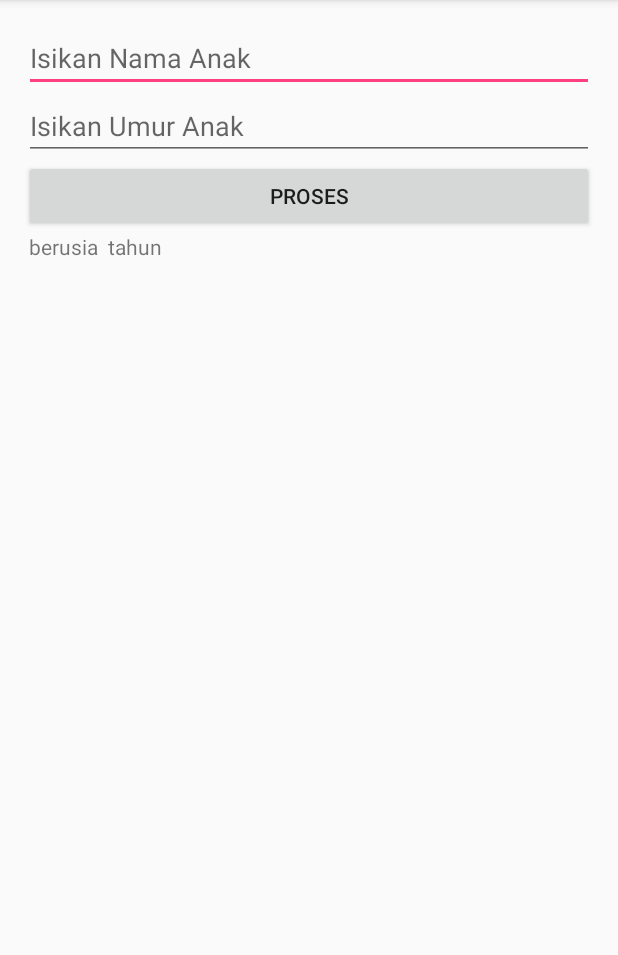
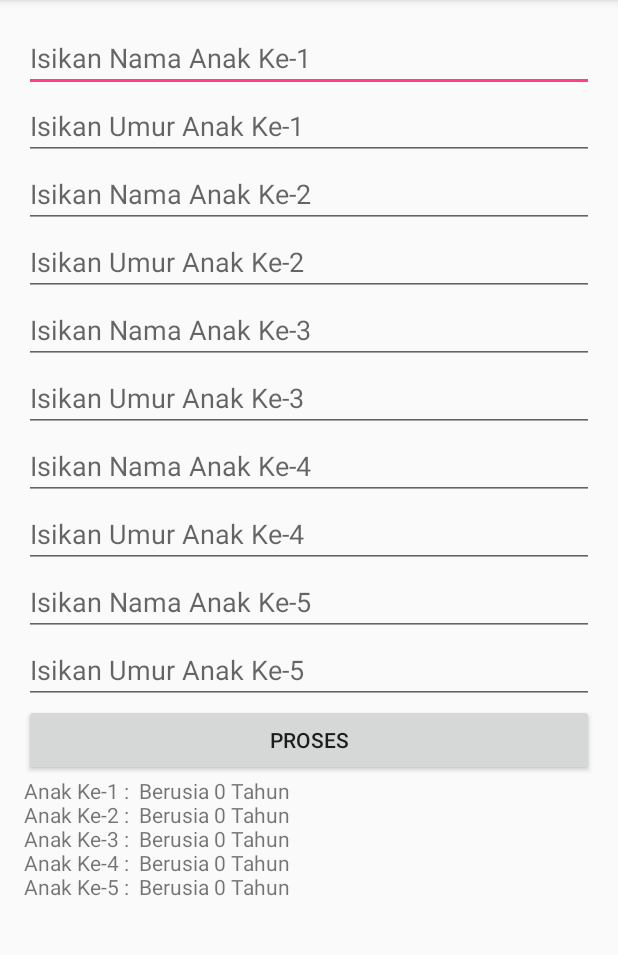
Before and after one commit to xwiksco/AdvancedWidget1, an Android app: the screen it shows after launch (MainActivity), after a tap on "PROSES", on a phone screen of 412 x 824 dp, the part 84-1039 px from its top. Run offline under Robolectric (Android 15) with nearby library versions, the phone set to English and light mode, and no system bars; 1 statement that could not run was skipped.

Commit message:
Widget Programming Part 2

```diff
--- a/app/src/main/java/id/sch/smktelkom_mlg/learn/advancedwidget1/MainActivity.java
+++ b/app/src/main/java/id/sch/smktelkom_mlg/learn/advancedwidget1/MainActivity.java
@@ -16,18 +16,11 @@ public class MainActivity extends AppCompatActivity {
         super.onCreate(savedInstanceState);
         setContentView(R.layout.activity_main);
 
-        LinearLayout llMain = (LinearLayout) findViewById(R.id.LinearLayoutMain);
+        final LinearLayout llMain = (LinearLayout) findViewById(R.id.LinearLayoutMain);
+        addEditText(llMain);
+        Button bProses = new Button(this);
+        doProses(llMain);
 
-        final EditText etNama = new EditText(this);
-        llMain.addView(etNama);
-        etNama.setHint("Isikan Nama Anak");
-
-        final EditText etUmur = new EditText(this);
-        llMain.addView(etUmur);
-        etUmur.setHint("Isikan Umur Anak");
-        etUmur.setInputType(InputType.TYPE_CLASS_NUMBER);
-
-        Button bProses = new Button(this);
         bProses.setText("PROSES");
         llMain.addView(bProses);
         final TextView tvHasil = new TextView(this);
@@ -36,12 +29,42 @@ public class MainActivity extends AppCompatActivity {
         bProses.setOnClickListener(new View.OnClickListener() {
             @Override
             public void onClick(View v) {
-                String nama = etNama.getText().toString();
-                String umur = etUmur.getText().toString();
-
-                tvHasil.setText(nama + " berusia " + umur + " tahun");
+                doProses(llMain);
             }
         });
 
     }
+
+    private void doProses(LinearLayout llMain) {
+        String hasil = "";
+        for (int i = 0; i < 5; i++) {
+            EditText etNama = (EditText) llMain.getChildAt(i * 2);
+            EditText etUmur = (EditText) llMain.getChildAt((i * 2) + 1);
+
+            String nama = etNama.getText().toString();
+            String umur = etUmur.getText().toString();
+
+            if (umur.isEmpty())
+                umur = "0";
+            if (!umur.isEmpty())
+                hasil += "Anak Ke-" + (i + 1) + " : " + nama + " Berusia " + umur + " Tahun\n";
+        }
+
+        TextView tvHasil = (TextView) llMain.getChildAt(11);
+        tvHasil.setText(hasil);
+    }
+
+    private void addEditText(LinearLayout llMain) {
+
+        for (int i = 1; i <= 5; i++) {
+            final EditText etNama = new EditText(this);
+            llMain.addView(etNama);
+            etNama.setHint("Isikan Nama Anak Ke-" + i);
+
+            final EditText etUmur = new EditText(this);
+            llMain.addView(etUmur);
+            etUmur.setHint("Isikan Umur Anak Ke-" + i);
+            etUmur.setInputType(InputType.TYPE_CLASS_NUMBER);
+        }
+    }
 }
```
